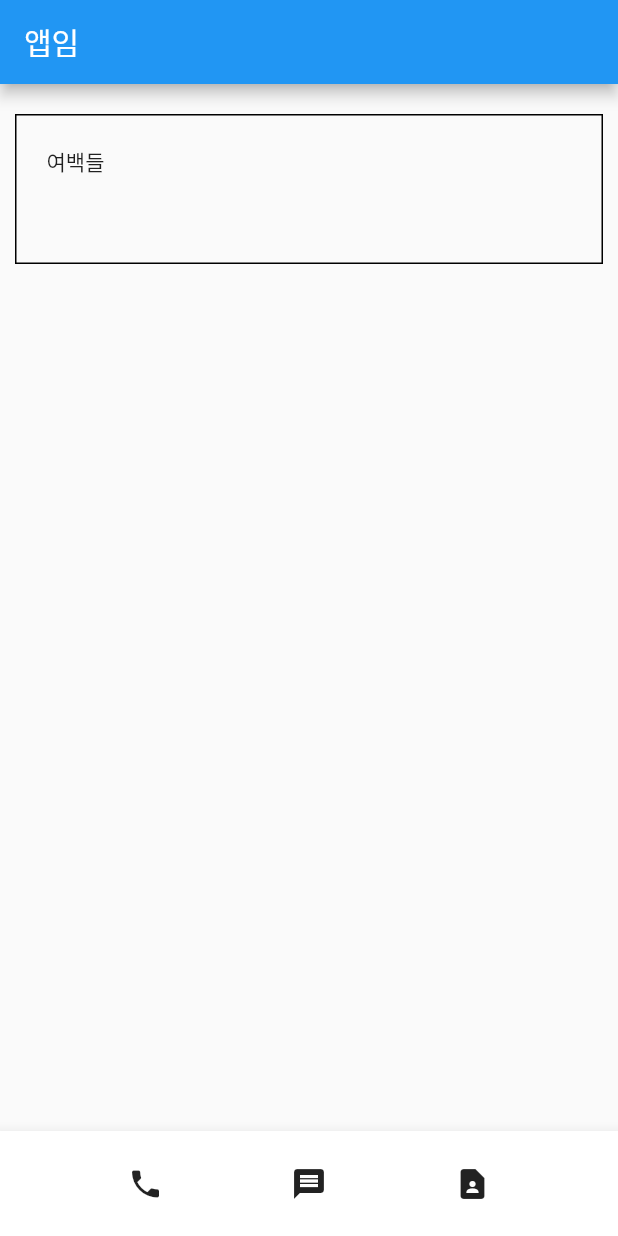
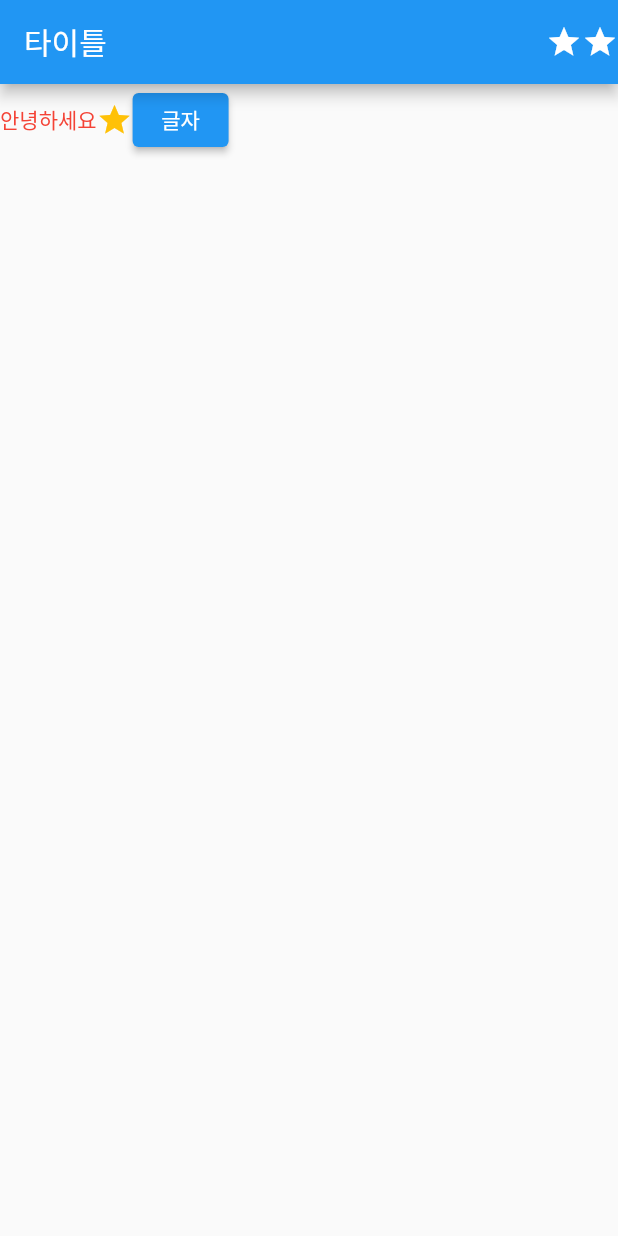
Before and after one commit to bigzero389/contact-flutter, a Flutter app: the screen it shows after launch, on a phone screen of 412 x 824 dp. Run offline on Flutter 3.47's test engine with Material 2 defaults, Android fonts, the light colour scheme and no system bars.

Commit message:
finish chapter 04

```diff
--- a/lib/main.dart
+++ b/lib/main.dart
@@ -10,34 +10,25 @@ class MyApp extends StatelessWidget {
   Widget build(BuildContext context) {
     return MaterialApp(
       home: Scaffold(
-        appBar: AppBar( title: Text('앱임') ),
-        body: Align(
-          alignment: Alignment.topCenter,
-          child: Container(
-            child: Text('여백들'),
-            width: double.infinity/* 바깥쪽 Container 내에서 꽉차게 넣음 */, height: 100, /* color: Colors.black,*/
-            // margin: EdgeInsets.all(20),  // 바깥쪽 여백
-            margin: EdgeInsets.fromLTRB(10, 20, 10, 30),
-            padding: EdgeInsets.all(20),  // 안쪽 여백
-            decoration: BoxDecoration(
-              border: Border.all(color: Colors.black), // 동일한 Container 안에 Color 를 두개 넣으면 에러난다.
-            ),
+        // appBar: AppBar(leading: Icon(Icons.star), title: Text('타이틀'),),
+        appBar: AppBar( actions: [Icon(Icons.star), Icon(Icons.star)], title: Text('타이틀') ),
+        // 레이아웃 잘짜는 법
+        // 1. 원화가 필요함(원본디자인), 없으면 베낀다
+        // 2. 네모부터 그린다. 빈공간이 없도록
+        // 3. 겉에 박스부터 안에까지 차례로 container 나 row 들을 배치한다.
+        // 4. 마지막으로 디자인(패딩, 마진등)을 한다.
+        body: SizedBox(
+          child: Row(
+            children: [
+              Text('안녕하세요', style: TextStyle(color: Colors.red),),
+              Icon(Icons.star, color: Colors.amber,),
+              ElevatedButton(
+                child: Text('글자'),
+                onPressed: (){},)
+            ],
           ),
         ),
-        bottomNavigationBar: BottomAppBar(
-          child: SizedBox ( //Container( // Container 보다 SizedBox 가 더 가볍다.
-            height: 70,
-            child: Row(
-              mainAxisAlignment: MainAxisAlignment.spaceEvenly,
-              children: [
-                Icon(Icons.phone),
-                Icon(Icons.message),
-                Icon(Icons.contact_page)
-              ],
-            ),
-          )
-        ),
-      )
+      ),
     );
   }
 }
```
